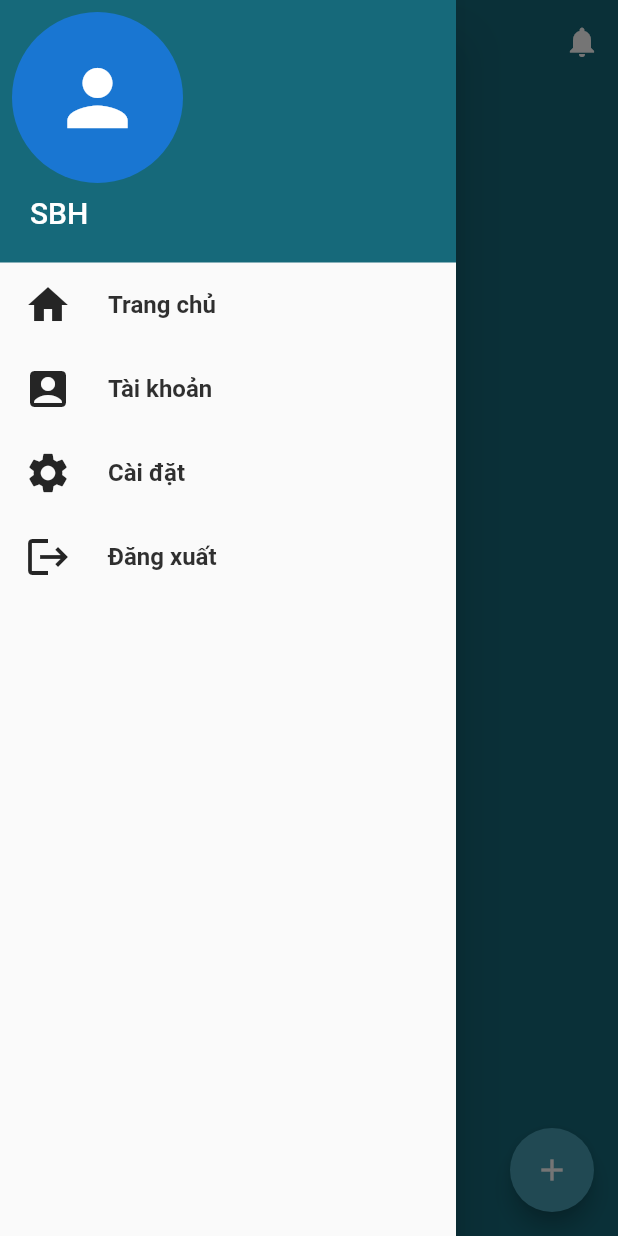
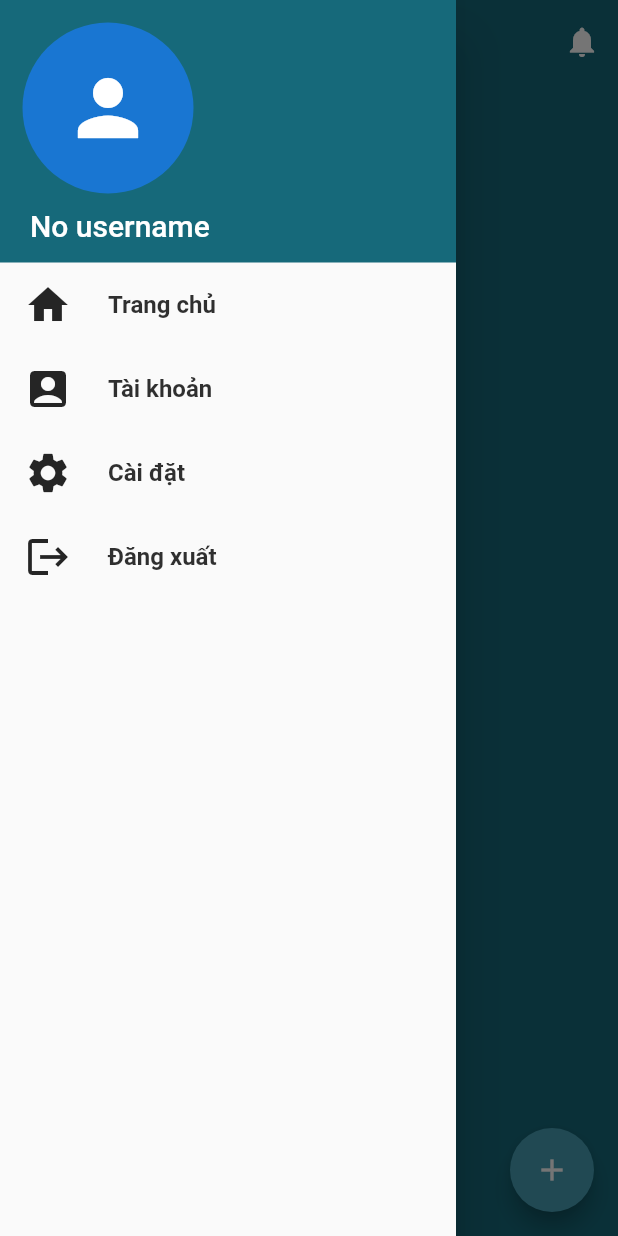
Before and after one commit to ShikamaruBH/FoodBridge, a Flutter app: the HomeScreen screen opened directly, with the side drawer open, on a phone screen of 412 x 824 dp. Run offline on Flutter 3.47's test engine with Material 2 defaults, Android fonts, the phone set to English and light mode, and no system bars; our stand-ins replace cloud_functions, firebase_auth, firebase_core, flutter_form_builder, form_builder_validators, google_sign_in and 1 more; accounts and stored records are empty.

Commit message:
Notification drawer

```diff
--- a/lib/controller/authcontroller.dart
+++ b/lib/controller/authcontroller.dart
@@ -4,7 +4,7 @@ import 'package:google_sign_in/google_sign_in.dart';
 
 class AuthController {
   static final AuthController _instance = AuthController._internal();
-  String currentUsername = 'SBH';
+  String currentUsername = 'No username';
   String currentUserRole = '';
 
   AuthController._internal();
@@ -56,7 +56,6 @@ class AuthController {
       IdTokenResult idTokenResult =
           await userCredential.user!.getIdTokenResult();
       currentUserRole = idTokenResult.claims?['role'] ?? '';
-      print('Current user role: $currentUserRole');
       return {"success": true};
     } on FirebaseFunctionsException catch (err) {
       return {"success": false, "err": err};
--- a/lib/main.dart
+++ b/lib/main.dart
@@ -1,6 +1,6 @@
 import 'package:flutter/material.dart';
 import 'package:food_bridge/controller/firebasecontroller.dart';
-import 'package:food_bridge/view/login.dart';
+import 'package:food_bridge/view/home.dart';
 
 final navigatorKey = GlobalKey<NavigatorState>();
 
@@ -24,8 +24,8 @@ class MyApp extends StatelessWidget {
           secondary: const Color(0xff489FB5),
         ),
       ),
-      home: LoginScreen(),
-      // home: const HomeScreen(),
+      // home: LoginScreen(),
+      home: const HomeScreen(),
     );
   }
 }
--- a/lib/model/designmanagement.dart
+++ b/lib/model/designmanagement.dart
@@ -7,6 +7,7 @@ class ColorManagement {
   static final descriptionColorDark = Colors.black.withOpacity(0.55);
   static final descriptionColorLight = Colors.white.withOpacity(0.55);
   static const selectedColor = Color(0xffFFA62B);
+  static const notificationUnread = Color(0xffEAEAEA);
   static const materialStateWhite = MaterialStatePropertyAll(Colors.white);
   static final materialStateWhiteInactive =
       MaterialStatePropertyAll(Colors.white.withOpacity(0.2));
@@ -18,11 +19,6 @@ class StyleManagement {
     fontSize: 28,
     fontWeight: FontWeight.bold,
   );
-  static final menuTextStyle = TextStyle(
-    color: Colors.black.withOpacity(.81),
-    fontSize: 16,
-    fontWeight: FontWeight.w600,
-  );
   static const usernameTextStyle = TextStyle(
     color: Colors.white,
     fontSize: 20,
@@ -31,6 +27,21 @@ class StyleManagement {
   static final descriptionTextStyleDark = TextStyle(
     color: ColorManagement.descriptionColorDark,
     fontSize: 18,
+    fontWeight: FontWeight.w500,
+  );
+  static final menuTextStyle = TextStyle(
+    color: Colors.black.withOpacity(.81),
+    fontSize: 16,
+    fontWeight: FontWeight.w600,
+  );
+  static final notificationTitleMedium = TextStyle(
+    color: Colors.black.withOpacity(.78),
+    fontSize: 14,
+    fontWeight: FontWeight.w500,
+  );
+  static const notificationTitleBold = TextStyle(
+    color: Color(0xff489FB5),
+    fontSize: 14,
     fontWeight: FontWeight.w500,
   );
   static final descriptionTextStyleLight = TextStyle(
--- a/lib/model/localizations.dart
+++ b/lib/model/localizations.dart
@@ -169,4 +169,16 @@ Map<String, dynamic> appLocalizations = {
     "en": "Logout",
     "vi": "Đăng xuất",
   },
+  "notifications-text": {
+    "en": "Notifications",
+    "vi": "Thông báo",
+  },
+  "donor-notification-title-part-1": {
+    "en": "Your donation",
+    "vi": "Đóng góp",
+  },
+  "donor-notification-title-part-2": {
+    "en": "has new recipient",
+    "vi": "của bạn có người nhận mới",
+  },
 };
--- a/lib/view/home.dart
+++ b/lib/view/home.dart
@@ -10,7 +10,6 @@ class HomeScreen extends StatelessWidget {
   const HomeScreen({super.key});
 
   void logout() async {
-    print('Logging out ...');
     await AuthController().signOut();
     Navigator.of(navigatorKey.currentState!.context).pushAndRemoveUntil(
         MaterialPageRoute(
@@ -39,17 +38,169 @@ class HomeScreen extends StatelessWidget {
             ],
           ),
           drawer: Drawer(
+            child: SafeArea(
               child: ListView(
                 padding: EdgeInsets.zero,
                 children: [
+                  const AccountHeaderWidget(),
+                  MenuListTile(Icons.home, 'home-title', () {}),
+                  MenuListTile(
+                      Icons.account_box_rounded, 'account-title', () {}),
+                  MenuListTile(Icons.settings, 'setting-title', () {}),
+                  MenuListTile(Icons.logout, 'logout-title', logout),
+                ],
+              ),
+            ),
+          ),
+          endDrawer: SafeArea(
+            child: Drawer(
+              child: Column(
+                mainAxisAlignment: MainAxisAlignment.start,
+                children: [
+                  NotificationBarWidget(0),
+                  Expanded(
+                    child: ListView.builder(
+                      itemCount: 2,
+                      itemBuilder: (context, index) => NotificationCardWidget(),
+                    ),
+                  ),
+                ],
+              ),
+            ),
+          ),
+          floatingActionButton: FloatingActionButton(
+            child: const Icon(Icons.add),
+            onPressed: () {},
+          ),
+          body: Container(color: Theme.of(context).colorScheme.primary),
+        ),
+      ),
+    );
+  }
+}
+
+class NotificationCardWidget extends StatelessWidget {
+  final localeController = LocalizationController();
+  NotificationCardWidget({
+    super.key,
+  });
+
+  @override
+  Widget build(BuildContext context) {
+    return Card(
+      color: ColorManagement.notificationUnread,
+      child: ListTile(
+        onTap: () {},
+        trailing: Column(
+          children: [
             Container(
+              width: 10,
+              height: 10,
+              decoration: BoxDecoration(
+                color: Theme.of(context).colorScheme.primary,
+                shape: BoxShape.circle,
+              ),
+            ),
+          ],
+        ),
+        subtitle: const Padding(
+          padding: EdgeInsets.only(top: 5),
+          child: Text(
+            'Just now',
+            style: TextStyle(fontSize: 12),
+          ),
+        ),
+        title: RichText(
+            textAlign: TextAlign.start,
+            text: TextSpan(children: [
+              TextSpan(
+                text: localeController
+                    .getTranslate('donor-notification-title-part-1'),
+                style: StyleManagement.notificationTitleMedium,
+              ),
+              const TextSpan(
+                text: " Rice and Beans ",
+                style: StyleManagement.notificationTitleBold,
+              ),
+              TextSpan(
+                text: localeController
+                    .getTranslate('donor-notification-title-part-2'),
+                style: StyleManagement.notificationTitleMedium,
+              ),
+              const TextSpan(
+                text: " Nadia Kim",
+                style: StyleManagement.notificationTitleBold,
+              )
+            ])),
+      ),
+    );
+  }
+}
+
+class NotificationBarWidget extends StatelessWidget {
+  final LocalizationController localeController = LocalizationController();
+  final num total;
+  NotificationBarWidget(
+    this.total, {
+    super.key,
+  });
+
+  @override
+  Widget build(BuildContext context) {
+    return Row(
+      children: [
+        Expanded(
+          child: Padding(
+            padding: const EdgeInsets.only(left: 10),
+            child: RichText(
+              textAlign: TextAlign.start,
+              text: TextSpan(
+                children: [
+                  TextSpan(
+                    text: localeController.getTranslate('notifications-text'),
+                    style: StyleManagement.usernameTextStyle.copyWith(
+                      color: ColorManagement.titleColorDark,
+                    ),
+                  ),
+                  TextSpan(
+                    text: " ($total)",
+                    style: StyleManagement.usernameTextStyle.copyWith(
+                      color: Theme.of(context).colorScheme.secondary,
+                    ),
+                  ),
+                ],
+              ),
+            ),
+          ),
+        ),
+        IconButton(
+          splashRadius: 20,
+          onPressed: () {},
+          icon: const Icon(
+            Icons.clear_all_rounded,
+            size: 34,
+          ),
+        ),
+      ],
+    );
+  }
+}
+
+class AccountHeaderWidget extends StatelessWidget {
+  const AccountHeaderWidget({
+    super.key,
+  });
+
+  @override
+  Widget build(BuildContext context) {
+    return Container(
       height: 175,
       color: Theme.of(context).colorScheme.primary,
       child: Column(
         crossAxisAlignment: CrossAxisAlignment.start,
         children: [
           const Padding(
-                        padding: EdgeInsets.all(8.0),
+            padding: EdgeInsets.only(left: 15, top: 15, bottom: 10),
             child: CircleAvatar(
               radius: 57,
               child: Icon(
@@ -66,25 +217,6 @@ class HomeScreen extends StatelessWidget {
             ),
           ),
         ],
-                  ),
-                ),
-                MenuListTile(Icons.home, 'home-title', () {}),
-                MenuListTile(Icons.account_box_rounded, 'account-title', () {}),
-                MenuListTile(Icons.settings, 'setting-title', () {}),
-                MenuListTile(Icons.logout, 'logout-title', logout),
-              ],
-            ),
-          ),
-          endDrawer: Container(
-            width: 300,
-            color: Colors.blue,
-          ),
-          floatingActionButton: FloatingActionButton(
-            child: const Icon(Icons.add),
-            onPressed: () {},
-          ),
-          body: Container(color: Theme.of(context).colorScheme.primary),
-        ),
       ),
     );
   }
```
Lines whose indentation alone changed are shown as unchanged.
